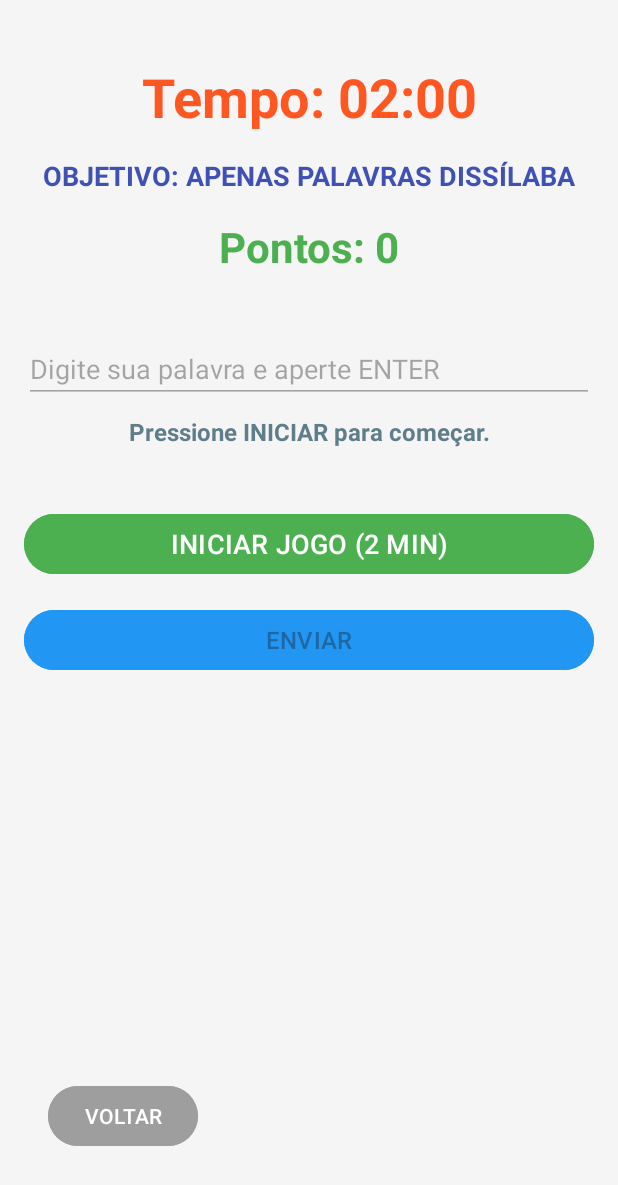
After one commit to diasEric04/projeto-desafio-computacional, an Android app: the DissilabaActivity screen opened directly, with no data from a screen before it, on a phone screen of 412 x 824 dp. The commit adds this screen. Shown: the top 1185 px of the screen. Run offline under Robolectric (Android 15) with nearby library versions, the phone set to English and light mode, and no system bars.

Commit message:
(Tentativa de) Inserção do novo modo de jogo teste.

```diff
--- a/app/src/main/AndroidManifest.xml
+++ b/app/src/main/AndroidManifest.xml
@@ -22,6 +22,8 @@
         <activity android:name=".FrutasActivity" />
         <activity android:name=".AnimaisActivity" />
         <activity android:name=".ObjetosActivity" />
+        <activity android:name=".DissilabaActivity" />
+
 
     </application>
 </manifest>
--- /dev/null
+++ b/app/src/main/java/com/example/projeto_desafio_computacional/DissilabaActivity.java
@@ -0,0 +1,243 @@
+package com.example.projeto_desafio_computacional;
+
+import android.app.AlertDialog;
+import android.content.Context;
+import android.content.Intent;
+import android.os.Bundle;
+import android.os.Handler;
+import android.view.inputmethod.EditorInfo;
+import android.view.inputmethod.InputMethodManager;
+import android.widget.Button;
+import android.widget.EditText;
+import android.widget.TextView;
+
+import androidx.appcompat.app.AppCompatActivity;
+
+import java.util.ArrayList;
+import java.util.List;
+import java.util.Locale;
+
+public class DissilabaActivity extends AppCompatActivity {
+
+    // Dependência do DatabaseHelper removida.
+
+    private final long GAME_DURATION_MS = 120 * 1000; // 2 minutos em milissegundos (120000ms)
+    private final String classe = "dissílaba";
+
+    // Variáveis de Estado
+    private int score = 0;
+    private long startTime = 0;
+    private boolean gameInProgress = false;
+    private final List<String> submittedWords = new ArrayList<>(); // Armazena palavras VÁLIDAS para evitar repetição
+
+    // Variáveis do Cronômetro
+    private Handler timerHandler;
+    private long timeLeftMillis = GAME_DURATION_MS;
+    private TextView txtTimer;
+
+    // Variáveis da UI
+    private TextView txtScore;
+    private TextView txtSyllabicTarget;
+    private TextView txtFeedback;
+    private EditText editWordInput;
+    private Button btnStart;
+    private Button btnSubmit;
+    private Button btnVoltarMenu;
+
+
+    // Runnable do Cronômetro
+    private final Runnable timerRunnable = new Runnable() {
+        @Override
+        public void run() {
+            timeLeftMillis = GAME_DURATION_MS - (System.currentTimeMillis() - startTime);
+
+            if (timeLeftMillis <= 0) {
+                timeLeftMillis = 0;
+                endGameSummary();
+                return;
+            }
+
+            int seconds = (int) (timeLeftMillis / 1000);
+            int minutes = seconds / 60;
+            seconds = seconds % 60;
+
+            txtTimer.setText(String.format(Locale.getDefault(), "Tempo: %02d:%02d", minutes, seconds));
+            timerHandler.postDelayed(this, 1000);
+        }
+    };
+
+
+    @Override
+    protected void onCreate(Bundle savedInstanceState) {
+        super.onCreate(savedInstanceState);
+        setContentView(R.layout.activity_dissilaba);
+
+        // 1. Inicializa UI Components
+        txtTimer = findViewById(R.id.txtTimer);
+        txtScore = findViewById(R.id.txtScore);
+        txtSyllabicTarget = findViewById(R.id.txtSyllabicTarget);
+        txtFeedback = findViewById(R.id.txtFeedback);
+        editWordInput = findViewById(R.id.editWordInput);
+        btnStart = findViewById(R.id.btnStart);
+        btnSubmit = findViewById(R.id.btnSubmit);
+        btnVoltarMenu = findViewById(R.id.btnVoltarMenu);
+
+        // 2. Inicializa Handlers (DB removido)
+        timerHandler = new Handler();
+
+        // Configurações iniciais da UI
+        txtSyllabicTarget.setText("OBJETIVO: APENAS PALAVRAS " + classe.toUpperCase());
+        txtTimer.setText(String.format(Locale.getDefault(), "Tempo: %02d:%02d", (int) (GAME_DURATION_MS / 60000), 0));
+        txtScore.setText("Pontos: 0");
+
+        // Estado inicial
+        setGameControlsEnabled(false);
+        btnStart.setEnabled(true);
+
+
+        // 3. Listeners dos Botões
+        btnStart.setOnClickListener(v -> handleStartButton());
+        btnSubmit.setOnClickListener(v -> submitWord());
+        btnVoltarMenu.setOnClickListener(v -> finishGame());
+
+        // Listener para a tecla Enter/Concluído
+        editWordInput.setOnEditorActionListener((v, actionId, event) -> {
+            if (actionId == EditorInfo.IME_ACTION_DONE) {
+                submitWord();
+                InputMethodManager imm = (InputMethodManager) getSystemService(Context.INPUT_METHOD_SERVICE);
+                if (imm != null) {
+                    imm.hideSoftInputFromWindow(v.getWindowToken(), 0);
+                }
+                return true;
+            }
+            return false;
+        });
+    }
+
+    // --- MÉTODOS DE CONTROLE DO JOGO ---
+
+    private void setGameControlsEnabled(boolean enabled) {
+        btnSubmit.setEnabled(enabled);
+        editWordInput.setEnabled(enabled);
+    }
+
+    // Método initializeDatabase removido, pois o DB não é mais usado.
+
+    private void handleStartButton() {
+        if (!gameInProgress) {
+            gameInProgress = true;
+            score = 0;
+            submittedWords.clear(); // Limpa o histórico de palavras
+            startTime = System.currentTimeMillis();
+            timeLeftMillis = GAME_DURATION_MS; // Garante o reset do tempo
+
+            // Reabilita controles e começa a contagem
+            setGameControlsEnabled(true);
+            btnStart.setEnabled(false);
+            btnStart.setText("JOGANDO...");
+            txtScore.setText("Pontos: 0");
+            txtFeedback.setText("O tempo está correndo! Digite as palavras...");
+
+            timerHandler.postDelayed(timerRunnable, 0);
+        }
+    }
+
+    /**
+     * MÉTODO A SER PREENCHIDO (Implementação da regra de validação de palavras).
+     * Retorna TRUE se a palavra existir e for da classe silábica alvo.
+     */
+    private boolean isWordValid(String word) {
+        if (word.isEmpty()) return false;
+
+
+
+        int numeroSilabas = Silabador.contarSilabas(word);
+
+        if (numeroSilabas == 2) {
+            return true;
+        }
+        else {
+            return false;
+        }
+    }
+
+    private void submitWord() {
+        if (!gameInProgress) return;
+
+        String word = editWordInput.getText().toString().trim().toLowerCase(Locale.getDefault());
+        editWordInput.setText(""); // Limpa o campo para a próxima palavra
+
+        if (word.isEmpty()) {
+            txtFeedback.setText("Digite algo!");
+            return;
+        }
+
+        // 1. Checa se a palavra já foi usada
+        if (submittedWords.contains(word)) {
+            txtFeedback.setText("PALAVRA REPETIDA: '" + word.toUpperCase() + "' já foi usada.");
+            txtFeedback.setTextColor(0xFFFF9800); // Laranja
+            return;
+        }
+
+        // 2. Valida a palavra (chamada ao método que você preencherá)
+        if (isWordValid(word)) {
+            score++;
+            submittedWords.add(word); // Adiciona ao histórico de palavras válidas
+            txtScore.setText("Pontos: " + score);
+            txtFeedback.setText("CORRETO! " + word.toUpperCase());
+            txtFeedback.setTextColor(0xFF4CAF50); // Verde
+        } else {
+            int n = Silabador.contarSilabas(word);
+            String numSil;
+            switch (n) {
+                case 1: numSil = "monossilaba"; break;
+                case 3: numSil = "trissílaba"; break;
+                default: numSil = "polissílaba"; break;
+            }
+
+            txtFeedback.setText("ERRO! '" + word.toUpperCase() + "' não é " + classe.toUpperCase() + ". É " + numSil);
+            txtFeedback.setTextColor(0xFFF44336); // Vermelho
+        }
+    }
+
+    private void endGameSummary() {
+        gameInProgress = false;
+        timerHandler.removeCallbacks(timerRunnable);
+        setGameControlsEnabled(false);
+        btnStart.setText("REINICIAR JOGO");
+        btnStart.setEnabled(true);
+
+        String message = String.format(
+                "Seu tempo acabou!\n" +
+                        "Pontuação Final: %d palavras válidas.",
+                score
+        );
+
+        AlertDialog.Builder builder = new AlertDialog.Builder(this);
+        builder.setTitle("FIM DO TEMPO!");
+        builder.setMessage(message);
+
+        builder.setPositiveButton("FECHAR", (dialog, id) -> dialog.dismiss());
+
+        AlertDialog dialog = builder.create();
+        dialog.show();
+    }
+
+    private void finishGame() {
+        if (timerHandler != null) {
+            timerHandler.removeCallbacks(timerRunnable);
+        }
+        Intent intent = new Intent(DissilabaActivity.this, MenuActivity.class);
+        intent.addFlags(Intent.FLAG_ACTIVITY_CLEAR_TOP | Intent.FLAG_ACTIVITY_NEW_TASK);
+        startActivity(intent);
+        finish();
+    }
+
+    @Override
+    protected void onStop() {
+        super.onStop();
+        if (timerHandler != null) {
+            timerHandler.removeCallbacks(timerRunnable);
+        }
+    }
+}
--- /dev/null
+++ b/app/src/main/res/layout/activity_dissilaba.xml
@@ -0,0 +1,125 @@
+<androidx.constraintlayout.widget.ConstraintLayout xmlns:android="http://schemas.android.com/apk/res/android"
+    xmlns:app="http://schemas.android.com/apk/res-auto"
+    xmlns:tools="http://schemas.android.com/tools"
+    android:layout_width="match_parent"
+    android:layout_height="match_parent"
+    android:padding="16dp"
+    android:background="#F5F5F5"
+    tools:context=".DissilabaActivity">
+
+    <!-- CRONÔMETRO -->
+    <TextView
+        android:id="@+id/txtTimer"
+        android:layout_width="wrap_content"
+        android:layout_height="wrap_content"
+        android:text="Tempo: 02:00"
+        android:textSize="36sp"
+        android:textColor="#FF5722"
+        android:textStyle="bold"
+        app:layout_constraintTop_toTopOf="parent"
+        app:layout_constraintStart_toStartOf="parent"
+        app:layout_constraintEnd_toEndOf="parent"
+        android:layout_marginTop="24dp" />
+
+    <!-- OBJETIVO -->
+    <TextView
+        android:id="@+id/txtSyllabicTarget"
+        android:layout_width="0dp"
+        android:layout_height="wrap_content"
+        android:layout_marginTop="16dp"
+        android:gravity="center"
+        android:text="OBJETIVO: APENAS PALAVRAS DISSÍLABAS"
+        android:textColor="#3F51B5"
+        android:textSize="18sp"
+        android:textStyle="bold"
+        app:layout_constraintEnd_toEndOf="parent"
+        app:layout_constraintStart_toStartOf="parent"
+        app:layout_constraintTop_toBottomOf="@+id/txtTimer" />
+
+    <!-- PLACAR -->
+    <TextView
+        android:id="@+id/txtScore"
+        android:layout_width="0dp"
+        android:layout_height="wrap_content"
+        android:layout_marginTop="16dp"
+        android:gravity="center"
+        android:text="Pontos: 0"
+        android:textColor="#4CAF50"
+        android:textSize="28sp"
+        android:textStyle="bold"
+        app:layout_constraintEnd_toEndOf="parent"
+        app:layout_constraintStart_toStartOf="parent"
+        app:layout_constraintTop_toBottomOf="@+id/txtSyllabicTarget" />
+
+    <!-- INPUT DO USUÁRIO -->
+    <EditText
+        android:id="@+id/editWordInput"
+        android:layout_width="0dp"
+        android:layout_height="wrap_content"
+        android:layout_marginTop="40dp"
+        android:hint="Digite sua palavra e aperte ENTER"
+        android:imeOptions="actionDone"
+        android:inputType="textNoSuggestions|textCapWords"
+        android:maxLines="1"
+        android:textSize="18sp"
+        android:textColor="#000000"
+        app:layout_constraintEnd_toEndOf="parent"
+        app:layout_constraintStart_toStartOf="parent"
+        app:layout_constraintTop_toBottomOf="@+id/txtScore" />
+
+    <!-- CAMPO DE FEEDBACK -->
+    <TextView
+        android:id="@+id/txtFeedback"
+        android:layout_width="0dp"
+        android:layout_height="wrap_content"
+        android:layout_marginTop="8dp"
+        android:gravity="center"
+        android:text="Pressione INICIAR para começar."
+        android:textColor="#607D8B"
+        android:textSize="16sp"
+        android:textStyle="bold"
+        app:layout_constraintEnd_toEndOf="parent"
+        app:layout_constraintStart_toStartOf="parent"
+        app:layout_constraintTop_toBottomOf="@+id/editWordInput" />
+
+
+    <!-- BOTÕES DE AÇÃO -->
+    <Button
+        android:id="@+id/btnStart"
+        android:layout_width="0dp"
+        android:layout_height="wrap_content"
+        android:text="INICIAR JOGO (2 MIN)"
+        android:textSize="18sp"
+        android:layout_marginTop="40dp"
+        android:backgroundTint="#4CAF50"
+        app:layout_constraintEnd_toEndOf="parent"
+        app:layout_constraintStart_toStartOf="parent"
+        app:layout_constraintTop_toBottomOf="@+id/txtFeedback" />
+
+    <Button
+        android:id="@+id/btnSubmit"
+        android:layout_width="0dp"
+        android:layout_height="wrap_content"
+        android:text="ENVIAR"
+        android:textSize="16sp"
+        android:enabled="false"
+        android:backgroundTint="#2196F3"
+        android:layout_marginTop="16dp"
+        app:layout_constraintEnd_toEndOf="parent"
+        app:layout_constraintStart_toStartOf="parent"
+        app:layout_constraintTop_toBottomOf="@+id/btnStart"/>
+
+
+    <!-- BOTÃO VOLTAR -->
+    <Button
+        android:id="@+id/btnVoltarMenu"
+        android:layout_width="wrap_content"
+        android:layout_height="wrap_content"
+        android:text="VOLTAR"
+        android:backgroundTint="#9E9E9E"
+        app:layout_constraintBottom_toBottomOf="parent"
+        app:layout_constraintStart_toStartOf="parent"
+        android:layout_marginBottom="40dp"
+        android:layout_marginStart="16dp" />
+
+</androidx.constraintlayout.widget.ConstraintLayout>
```
Also changed, not shown: app/src/main/java/com/example/projeto_desafio_computacional/MenuActivity.java (+8 -1 lines), app/src/main/java/com/example/projeto_desafio_computacional/Silabador.java (added, +134 -0 lines).
